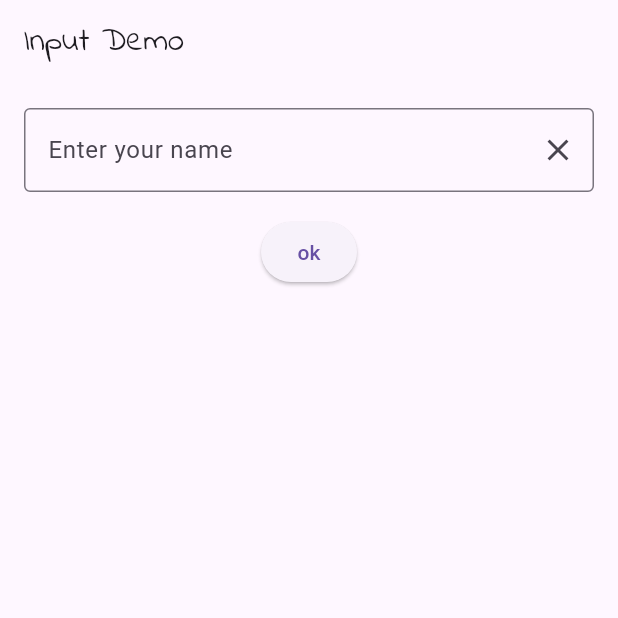
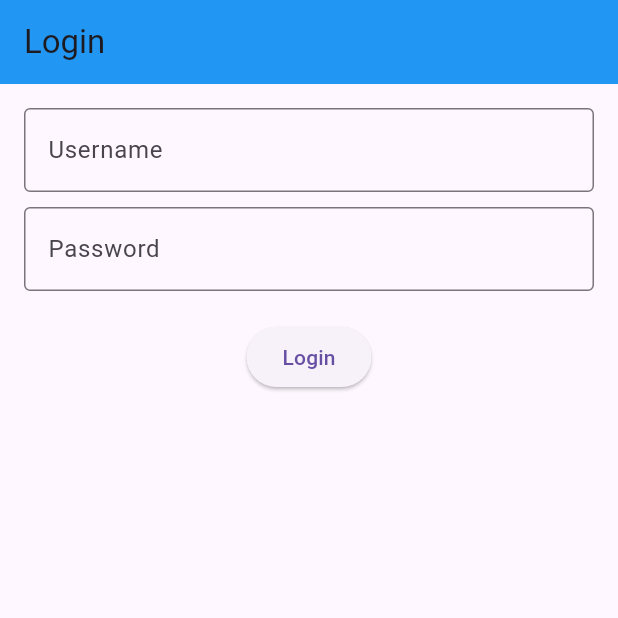
Before and after one commit to 6631501147/flutter_application, a Flutter app: the screen it shows after launch, on a phone screen of 412 x 824 dp, the top half of it. Run offline on Flutter 3.47's test engine with Material 3 defaults, Android fonts, the phone set to English and light mode, and no system bars.

Commit message:
LoginApplication

```diff
--- a/lib/main.dart
+++ b/lib/main.dart
@@ -1,9 +1,9 @@
 import 'package:flutter/material.dart';
-import 'week04/input_demo.dart';
+import 'week04/loginapp.dart';
 
 void main(){
   runApp(MaterialApp(
-  home: InputDemo()
+  home: LoginApp()
   ),
   );
 }
--- /dev/null
+++ b/lib/week04/loginapp.dart
@@ -0,0 +1,68 @@
+import 'package:flutter/material.dart';
+
+class LoginApp extends StatefulWidget{
+  const LoginApp({super.key});
+
+  @override
+  State<LoginApp> createState() => _LoginAppState();
+}
+
+class _LoginAppState extends State<LoginApp>{
+final TextEditingController tcUsername = TextEditingController();
+final TextEditingController tcPassword = TextEditingController();
+String message = "";
+
+  @override
+  Widget build(BuildContext context){
+    return Scaffold(
+      appBar: AppBar(
+        title: const Text("Login"),
+        backgroundColor: Colors.blue,
+
+      ),
+      body: Padding(
+        padding: const EdgeInsets.all(16.0),
+        child: Column(
+          children: [
+            TextField(
+              controller: tcUsername,
+              decoration: const InputDecoration(
+                labelText: "Username",
+                border: OutlineInputBorder(),
+              ),
+            ),
+            const SizedBox(height:10),
+            TextField(
+              controller: tcPassword,
+              obscureText: true,
+              decoration: const InputDecoration(
+                labelText: "Password",
+                border: OutlineInputBorder(),
+              ),
+            ),
+            const SizedBox(height:20),
+             ElevatedButton(
+              onPressed:(){
+                setState((){
+                  if(tcUsername.text == "admin" && tcPassword.text == "1234"){
+                    message="Welcome admin";
+                  }else{
+                    message="wrong username or password";
+                  }
+                });
+              },
+              child: const Text("Login"),
+             ),
+             const SizedBox(height: 20),
+              Text(
+                message,
+                style: const TextStyle(color: Colors.red, fontSize: 18),
+              )
+
+          ],
+
+        ),
+      ),
+    );
+  }
+}
```
